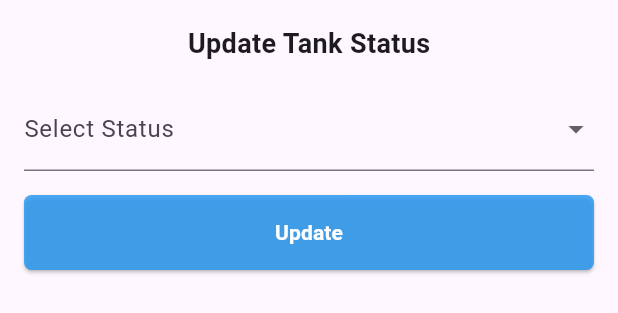
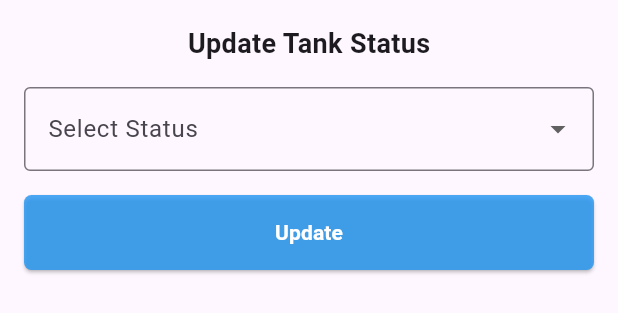
Before and after one commit to sabujith/gkaqua, a Flutter app: the UpdateTankStatusModal widget shown alone on an empty page, opened directly, on a phone screen of 412 x 824 dp. Shown: the top 313 px of the screen. Run offline on Flutter 3.47's test engine with Material 3 defaults, Android fonts, the phone set to English and light mode, and no system bars.

Commit message:
Updated Modal Border

```diff
--- a/lib/modals/UpdateTankStatus_Modal.dart
+++ b/lib/modals/UpdateTankStatus_Modal.dart
@@ -28,7 +28,8 @@ class _UpdateTankStatusModalState extends State<UpdateTankStatusModal> {
               ),
               const SizedBox(height: 16),
               DropdownButtonFormField<String>(
-                decoration: const InputDecoration(labelText: 'Select Status'),
+                decoration: const InputDecoration(
+                    labelText: 'Select Status', border: OutlineInputBorder()),
                 items: ['Empty', 'Mating', 'Resting']
                     .map((status) => DropdownMenuItem<String>(
                           value: status,
```
